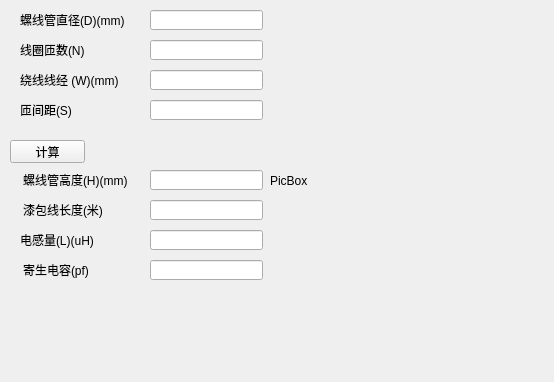
Qt form PrimaryCoilForm.ui (sndnvaps/tesla_calculator) before a commit.
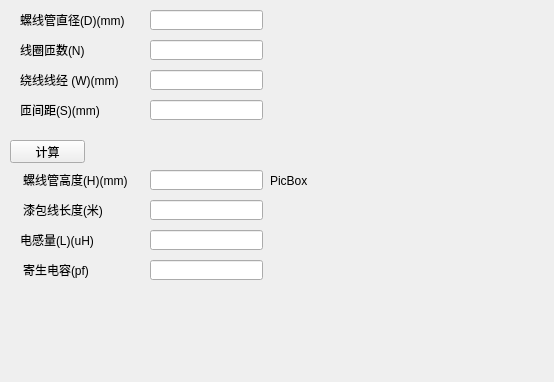
The same form after that commit.

Commit message: 初级线圈: 给匝间距添加单位(mm)

```diff
--- a/PrimaryCoilForm.ui
+++ b/PrimaryCoilForm.ui
@@ -182,12 +182,12 @@
     <rect>
      <x>20</x>
      <y>100</y>
-     <width>71</width>
+     <width>101</width>
      <height>20</height>
     </rect>
    </property>
    <property name="text">
-    <string>匝间距(S)</string>
+    <string>匝间距(S)(mm)</string>
    </property>
   </widget>
   <widget class="QLabel" name="label_5">
```
The commit also changes 1 other file.
